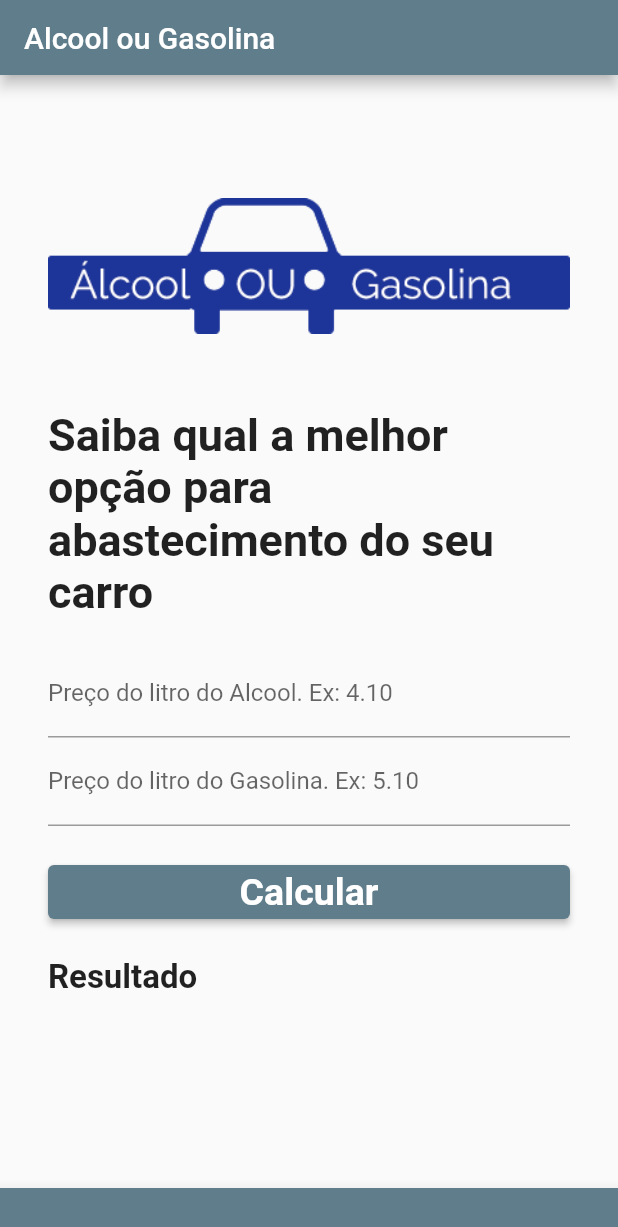
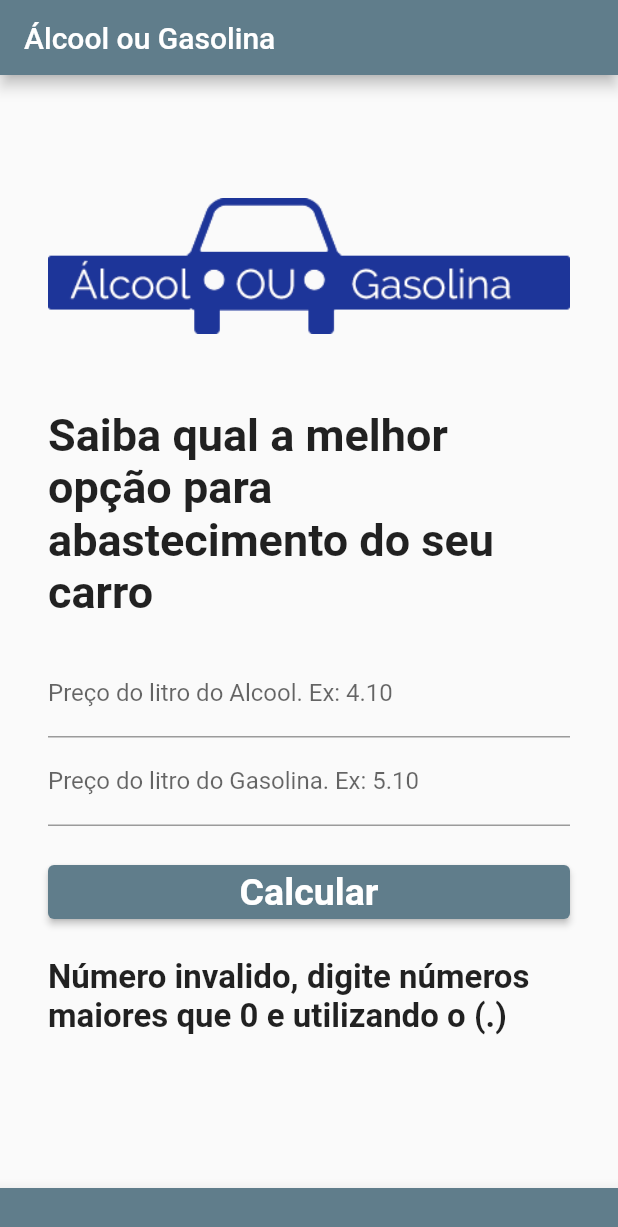
Before and after one commit to petersongit/alcool_gasolina, a Flutter app: the screen it shows after launch, after a tap on "Calcular", on a phone screen of 412 x 824 dp. Shown: the top 1227 px of the screen. Run offline on Flutter 3.47's test engine with Material 2 defaults, Android fonts, the phone set to English and light mode, and no system bars.

Commit message:
App Finalizado

```diff
--- a/lib/AppBarCombustivel.dart
+++ b/lib/AppBarCombustivel.dart
@@ -3,7 +3,7 @@ import 'package:flutter/material.dart';
 class AppBarCombustivel extends StatelessWidget implements PreferredSizeWidget {
   @override
   Widget build(BuildContext context) {
-    var _titulo = 'Alcool ou Gasolina';
+    var _titulo = 'Álcool ou Gasolina';
     return AppBar(
       title: Text(_titulo),
       backgroundColor: Colors.blueGrey,
--- a/lib/BodyCombustivel.dart
+++ b/lib/BodyCombustivel.dart
@@ -6,8 +6,35 @@ class BodyCombustivel extends StatefulWidget {
 }
 
 class _BodyCombustivelState extends State<BodyCombustivel> {
-  TextEditingController _valorAlcool = TextEditingController();
-  TextEditingController _valorGasolina = TextEditingController();
+  TextEditingController _controllerValorAlcool = TextEditingController();
+  TextEditingController _controllerValorGasolina = TextEditingController();
+  String _resultado = '';
+
+  void _calcular() {
+    double valorAlcool = double.tryParse(_controllerValorAlcool.text);
+    double valorGasolina = double.tryParse(_controllerValorGasolina.text);
+
+    if (valorAlcool == null || valorGasolina == null) {
+      setState(() {
+        _resultado =
+            'Número invalido, digite números maiores que 0 e utilizando o (.)';
+      });
+    } else {
+      var diferenca = valorAlcool / valorGasolina;
+
+      if (diferenca >= 0.70) {
+        setState(() {
+          _resultado = 'Melhor abastecer com Gasolina!';
+        });
+      } else {
+        setState(() {
+          _resultado = 'Melhor abastecer com Álcool!';
+        });
+      }
+    }
+
+    //_resultado
+  }
 
   @override
   Widget build(BuildContext context) {
@@ -32,13 +59,13 @@ class _BodyCombustivelState extends State<BodyCombustivel> {
               keyboardType: TextInputType.number,
               decoration: InputDecoration(
                   labelText: 'Preço do litro do Alcool. Ex: 4.10'),
-              controller: _valorAlcool,
+              controller: _controllerValorAlcool,
             ),
             TextField(
               keyboardType: TextInputType.number,
               decoration: InputDecoration(
                   labelText: 'Preço do litro do Gasolina. Ex: 5.10'),
-              controller: _valorGasolina,
+              controller: _controllerValorGasolina,
             ),
             Padding(
               padding: EdgeInsets.only(top: 20, bottom: 20),
@@ -53,11 +80,11 @@ class _BodyCombustivelState extends State<BodyCombustivel> {
                           fontWeight: FontWeight.bold),
                       primary: Colors.blueGrey),
                   onPressed: () {
-                    print(_valorGasolina.toString());
+                    _calcular();
                   }),
             ),
             Text(
-              'Resultado',
+              _resultado,
               style: TextStyle(fontSize: 22, fontWeight: FontWeight.bold),
             )
           ],
```
